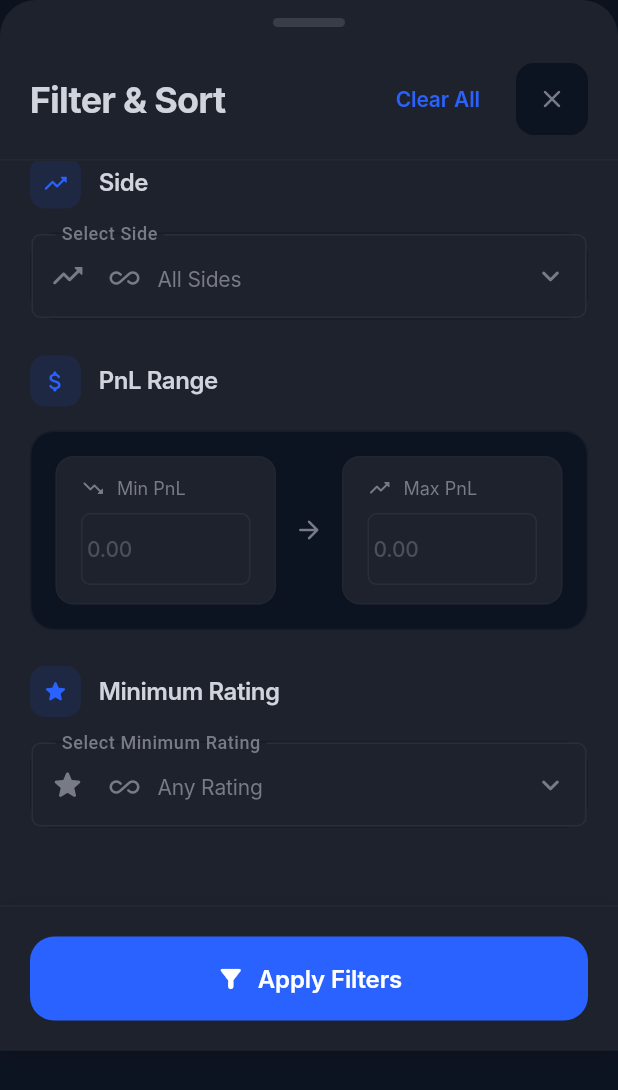
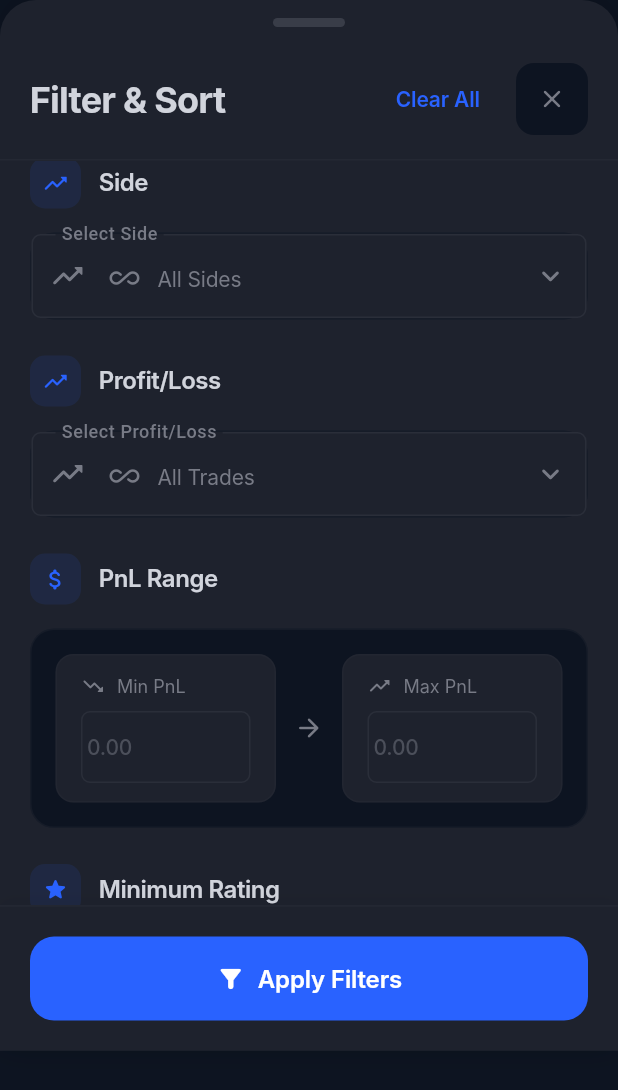
Before and after one commit to yuzaiakira/TradeMate, a Flutter app: the TradeFilterSheet widget shown alone on an empty page, opened directly, scrolled down 931 dp, on a phone screen of 412 x 824 dp. Shown: the top 1090 px of the screen. Run offline on Flutter 3.47's test engine with Material 3 defaults, Android fonts, the phone set to English and light mode, and no system bars; our stand-ins replace drift, equatable, fl_chart; accounts and stored records are empty; generated files the repository leaves out were written again; Roboto replaces fonts that are missing (Inter).

Commit message:
Add Profit/Loss filter functionality to TradeFilters, TradeListPage, and TradeListProvider. Implement UI for selecting profit/loss criteria in TradeFilterSheet, enhancing trade filtering capabilities. Update state management to reflect changes in profit/loss filters across the application.

```diff
--- a/lib/features/trade_list/presentation/models/trade_filters.dart
+++ b/lib/features/trade_list/presentation/models/trade_filters.dart
@@ -1,5 +1,7 @@
 import 'package:flutter/material.dart';
 import '../../../add_trade/domain/entities/trade.dart';
+
+enum ProfitLossFilter { all, profitable, losing, breakeven }
 
 class TradeFilters {
   final String symbol;
@@ -10,6 +12,7 @@ class TradeFilters {
   final double? minPnL;
   final double? maxPnL;
   final int? minRating;
+  final ProfitLossFilter profitLossFilter;
 
   const TradeFilters({
     this.symbol = '',
@@ -20,7 +23,8 @@ class TradeFilters {
     this.minPnL,
     this.maxPnL,
     this.minRating,
-  });
+    ProfitLossFilter? profitLossFilter,
+  }) : profitLossFilter = profitLossFilter ?? ProfitLossFilter.all;
 
   bool get hasActiveFilters {
     return symbol.isNotEmpty ||
@@ -30,7 +34,8 @@ class TradeFilters {
            side != null ||
            minPnL != null ||
            maxPnL != null ||
-           minRating != null;
+           minRating != null ||
+           profitLossFilter != ProfitLossFilter.all;
   }
 
   TradeFilters copyWith({
@@ -42,6 +47,7 @@ class TradeFilters {
     double? minPnL,
     double? maxPnL,
     int? minRating,
+    ProfitLossFilter? profitLossFilter,
   }) {
     return TradeFilters(
       symbol: symbol ?? this.symbol,
@@ -52,6 +58,7 @@ class TradeFilters {
       minPnL: minPnL ?? this.minPnL,
       maxPnL: maxPnL ?? this.maxPnL,
       minRating: minRating ?? this.minRating,
+      profitLossFilter: profitLossFilter,
     );
   }
 
@@ -67,7 +74,8 @@ class TradeFilters {
         other.side == side &&
         other.minPnL == minPnL &&
         other.maxPnL == maxPnL &&
-        other.minRating == minRating;
+        other.minRating == minRating &&
+        other.profitLossFilter == profitLossFilter;
   }
 
   @override
@@ -79,11 +87,12 @@ class TradeFilters {
         side.hashCode ^
         minPnL.hashCode ^
         maxPnL.hashCode ^
-        minRating.hashCode;
+        minRating.hashCode ^
+        profitLossFilter.hashCode;
   }
 
   @override
   String toString() {
-    return 'TradeFilters(symbol: $symbol, status: $status, dateRange: $dateRange, exchanges: $exchanges, side: $side, minPnL: $minPnL, maxPnL: $maxPnL, minRating: $minRating)';
+    return 'TradeFilters(symbol: $symbol, status: $status, dateRange: $dateRange, exchanges: $exchanges, side: $side, minPnL: $minPnL, maxPnL: $maxPnL, minRating: $minRating, profitLossFilter: $profitLossFilter)';
   }
 }
--- a/lib/features/trade_list/presentation/pages/trade_list_page.dart
+++ b/lib/features/trade_list/presentation/pages/trade_list_page.dart
@@ -7,6 +7,7 @@ import '../../../add_trade/presentation/pages/edit_trade_page.dart';
 import '../provider/trade_list_provider.dart';
 import '../widgets/trade_card.dart';
 import '../widgets/trade_filter_sheet.dart';
+import '../models/trade_filters.dart';
 
 class TradeListPage extends StatefulWidget {
   final Function(int)? onNavigateToTab;
@@ -253,6 +254,10 @@ class _TradeListPageState extends State<TradeListPage> with WidgetsBindingObserv
           if (provider.filters.exchanges.isNotEmpty)
             _buildFilterChip('Exchange: ${provider.filters.exchanges.first}', () {
               provider.clearExchangeFilter();
+            }),
+          if (provider.filters.profitLossFilter != ProfitLossFilter.all)
+            _buildFilterChip(_getProfitLossFilterDisplayName(provider.filters.profitLossFilter), () {
+              provider.setFilters(provider.filters.copyWith(profitLossFilter: ProfitLossFilter.all));
             }),
           _buildFilterChip('Clear All', () {
             provider.clearAllFilters();
@@ -749,6 +754,19 @@ class _TradeListPageState extends State<TradeListPage> with WidgetsBindingObserv
     }
   }
 
+  String _getProfitLossFilterDisplayName(ProfitLossFilter filter) {
+    switch (filter) {
+      case ProfitLossFilter.all:
+        return 'All Trades';
+      case ProfitLossFilter.profitable:
+        return 'Profitable';
+      case ProfitLossFilter.losing:
+        return 'Losing';
+      case ProfitLossFilter.breakeven:
+        return 'Breakeven';
+    }
+  }
+
   void _editTrade(BuildContext context, Trade trade) async {
     final navigator = Navigator.of(context);
     final provider = context.read<TradeListProvider>();
--- a/lib/features/trade_list/presentation/provider/trade_list_provider.dart
+++ b/lib/features/trade_list/presentation/provider/trade_list_provider.dart
@@ -26,7 +26,7 @@ class TradeListProvider with ChangeNotifier {
   String _errorMessage = '';
   List<Trade> _allTrades = [];
   List<Trade> _filteredTrades = [];
-  TradeFilters _filters = TradeFilters();
+  TradeFilters _filters = const TradeFilters();
   String _searchQuery = '';
   TradeSortOption _sortOption = TradeSortOption.dateDesc;
   TradeStatistics _statistics = TradeStatistics();
@@ -128,7 +128,7 @@ class TradeListProvider with ChangeNotifier {
   }
 
   void clearAllFilters() {
-    _filters = TradeFilters();
+    _filters = const TradeFilters();
     _searchQuery = '';
     _applyFiltersAndSort();
     notifyListeners();
@@ -227,6 +227,23 @@ class TradeListProvider with ChangeNotifier {
       filtered = filtered.where((trade) =>
         trade.rating != null && trade.rating! >= _filters.minRating!
       ).toList();
+    }
+
+    // Apply profit/loss filter
+    if (_filters.profitLossFilter != ProfitLossFilter.all) {
+      filtered = filtered.where((trade) {
+        final pnl = trade.pnl ?? 0.0;
+        switch (_filters.profitLossFilter) {
+          case ProfitLossFilter.profitable:
+            return pnl > 0;
+          case ProfitLossFilter.losing:
+            return pnl < 0;
+          case ProfitLossFilter.breakeven:
+            return pnl == 0;
+          case ProfitLossFilter.all:
+            return true;
+        }
+      }).toList();
     }
 
     // Sort trades
--- a/lib/features/trade_list/presentation/widgets/trade_filter_sheet.dart
+++ b/lib/features/trade_list/presentation/widgets/trade_filter_sheet.dart
@@ -160,6 +160,13 @@ class _TradeFilterSheetState extends State<TradeFilterSheet> {
                   _buildModernSectionTitle('Side', Icons.trending_up_rounded),
                   const SizedBox(height: 16),
                   _buildModernSideFilter(),
+
+                  const SizedBox(height: 24),
+
+                  // Profit/Loss Filter - Enhanced
+                  _buildModernSectionTitle('Profit/Loss', Icons.trending_up_rounded),
+                  const SizedBox(height: 16),
+                  _buildModernProfitLossFilter(),
 
                   const SizedBox(height: 24),
 
@@ -775,6 +782,127 @@ class _TradeFilterSheetState extends State<TradeFilterSheet> {
     );
   }
 
+  Widget _buildModernProfitLossFilter() {
+    return Container(
+      decoration: BoxDecoration(
+        color: AppTheme.backgroundColor,
+        borderRadius: BorderRadius.circular(16),
+        border: Border.all(
+          color: AppTheme.borderColor.withValues(alpha: 0.3),
+          width: 1,
+        ),
+      ),
+      child: DropdownButtonFormField<ProfitLossFilter>(
+        decoration: InputDecoration(
+          labelText: 'Select Profit/Loss',
+          hintText: 'All Trades',
+          prefixIcon: Icon(
+            Icons.trending_up_rounded,
+            color: AppTheme.textSecondaryColor,
+          ),
+          border: InputBorder.none,
+          contentPadding: const EdgeInsets.symmetric(horizontal: 16, vertical: 16),
+          labelStyle: TextStyle(
+            color: AppTheme.textSecondaryColor,
+            fontWeight: FontWeight.w500,
+          ),
+        ),
+        value: _filters.profitLossFilter,
+        items: [
+          DropdownMenuItem<ProfitLossFilter>(
+            value: ProfitLossFilter.all,
+            child: Row(
+              children: [
+                Icon(
+                  Icons.all_inclusive_rounded,
+                  color: AppTheme.textSecondaryColor,
+                  size: 20,
+                ),
+                const SizedBox(width: 12),
+                Text(
+                  'All Trades',
+                  style: AppTheme.bodyStyle.copyWith(
+                    color: AppTheme.textSecondaryColor,
+                  ),
+                ),
+              ],
+            ),
+          ),
+          DropdownMenuItem<ProfitLossFilter>(
+            value: ProfitLossFilter.profitable,
+            child: Row(
+              children: [
+                Icon(
+                  Icons.trending_up_rounded,
+                  color: AppTheme.bullishColor,
+                  size: 20,
+                ),
+                const SizedBox(width: 12),
+                Text(
+                  'Profitable',
+                  style: AppTheme.bodyStyle.copyWith(
+                    color: AppTheme.textPrimaryColor,
+                    fontWeight: FontWeight.w500,
+                  ),
+                ),
+              ],
+            ),
+          ),
+          DropdownMenuItem<ProfitLossFilter>(
+            value: ProfitLossFilter.losing,
+            child: Row(
+              children: [
+                Icon(
+                  Icons.trending_down_rounded,
+                  color: AppTheme.bearishColor,
+                  size: 20,
+                ),
+                const SizedBox(width: 12),
+                Text(
+                  'Losing',
+                  style: AppTheme.bodyStyle.copyWith(
+                    color: AppTheme.textPrimaryColor,
+                    fontWeight: FontWeight.w500,
+                  ),
+                ),
+              ],
+            ),
+          ),
+          DropdownMenuItem<ProfitLossFilter>(
+            value: ProfitLossFilter.breakeven,
+            child: Row(
+              children: [
+                Icon(
+                  Icons.remove_rounded,
+                  color: Colors.grey,
+                  size: 20,
+                ),
+                const SizedBox(width: 12),
+                Text(
+                  'Breakeven',
+                  style: AppTheme.bodyStyle.copyWith(
+                    color: AppTheme.textPrimaryColor,
+                    fontWeight: FontWeight.w500,
+                  ),
+                ),
+              ],
+            ),
+          ),
+        ],
+        onChanged: (value) {
+          setState(() {
+            _filters = _filters.copyWith(profitLossFilter: value ?? ProfitLossFilter.all);
+          });
+        },
+        dropdownColor: AppTheme.backgroundColor,
+        icon: Icon(
+          Icons.keyboard_arrow_down_rounded,
+          color: AppTheme.textSecondaryColor,
+        ),
+      ),
+    );
+  }
+
   Widget _buildModernPnLRangeFilter() {
     return Container(
       decoration: BoxDecoration(
@@ -1024,7 +1152,7 @@ class _TradeFilterSheetState extends State<TradeFilterSheet> {
 
   void _clearAllFilters() {
     setState(() {
-      _filters = TradeFilters();
+      _filters = const TradeFilters();
       _sortOption = TradeSortOption.dateDesc;
     });
   }
```
